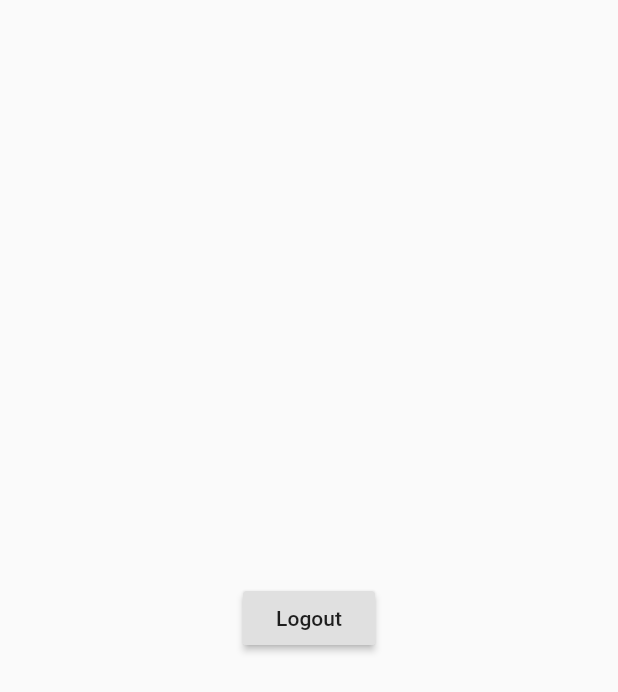
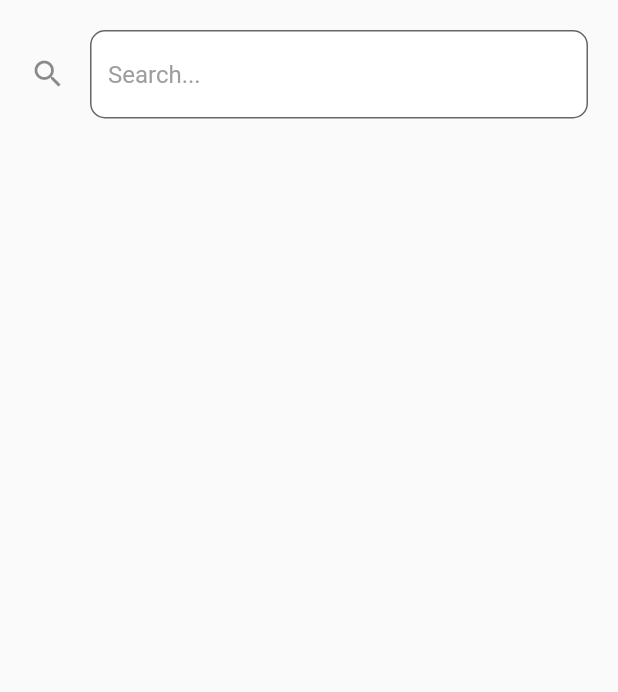
Before and after one commit to GeekHaven/find-my-senior, a Flutter app: the screen it shows once a user with an empty profile is signed in, on a phone screen of 412 x 824 dp. Shown: the top 692 px of the screen. Run offline on Flutter 3.47's test engine with Material 2 defaults, Android fonts, the phone set to English and light mode, and no system bars; our stand-ins replace cloud_firestore, firebase_auth, google_sign_in, shared_preferences; accounts and stored records are empty.

Commit message:
stashed changes added.Conflicts resolved.

```diff
--- a/lib/home_page.dart
+++ b/lib/home_page.dart
@@ -8,6 +8,7 @@ class HomePage extends StatefulWidget {
 }
 
 class _HomePageState extends State<HomePage> {
+  String name;
   final AuthService _auth = AuthService();
   @override
   void initState() {
@@ -45,15 +46,27 @@ class _HomePageState extends State<HomePage> {
           ],
         ),
       ),
-      body: Center(
-        child: RaisedButton(
-          onPressed: () async {
-            _auth.signOutUser();
-            Navigator.push(
-                context, MaterialPageRoute(builder: (context) => Root()));
-          },
-          child: Text('Logout'),
-        ),
+      body: ListView(
+        children: [
+          Padding(
+            padding: const EdgeInsets.all(20.0),
+            child: TextFormField(
+              style: TextStyle(color: Colors.black),
+              decoration: InputDecoration(
+                  filled: true,
+                  fillColor: Colors.white,
+                  border: OutlineInputBorder(
+                    borderRadius: BorderRadius.all(
+                      Radius.circular(10),
+                    ),
+                  ),
+                  hintText: 'Search...',
+                  hintStyle: TextStyle(color: Colors.grey),
+                  icon: Icon(Icons.search)),
+              onChanged: (value) => name = value,
+            ),
+          ),
+        ],
       ),
     );
   }
```
